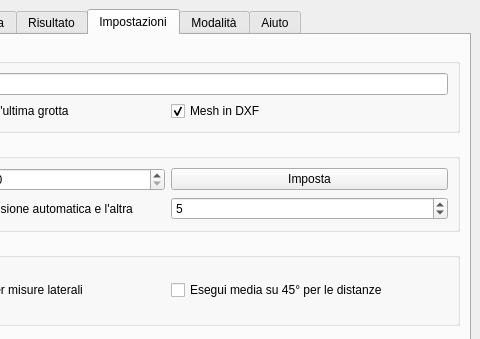
Before: the Qt Designer form charlotte/charlotte.ui in zorbaproject/Meatloaf, drawn with Qt 5; both pictures show x 144 to 624 and y 0 to 339 of the 624 by 461 pixel window.
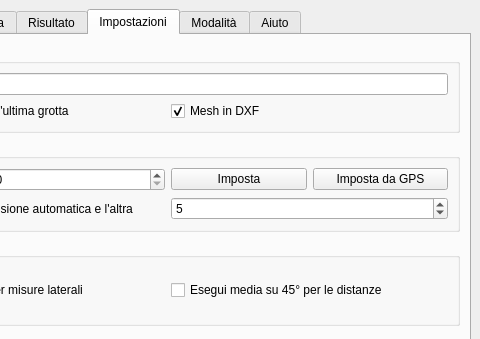
After: the same form once the commit is applied. The open tabs and pages were chosen to show the change.

Commit message: Bozza integrazione gps

The edit to the form file:
```diff
--- a/charlotte/charlotte.ui
+++ b/charlotte/charlotte.ui
@@ -443,12 +443,23 @@
             <widget class="QDateTimeEdit" name="dateTimeEdit"/>
            </item>
            <item row="0" column="1">
+            <layout class="QHBoxLayout" name="horizontalLayout_9">
+             <item>
             <widget class="QPushButton" name="savedatetime">
              <property name="text">
               <string>Imposta</string>
              </property>
             </widget>
            </item>
+             <item>
+              <widget class="QPushButton" name="getGPStime">
+               <property name="text">
+                <string>Imposta da GPS</string>
+               </property>
+              </widget>
+             </item>
+            </layout>
+           </item>
            <item row="1" column="1">
             <widget class="QSpinBox" name="autoscanSleep">
              <property name="value">
```
Left out of the diff: 14 changed lines with no effect on the pictures. Lines whose indentation alone changed are shown as unchanged. The commit also changes 2 other files.
